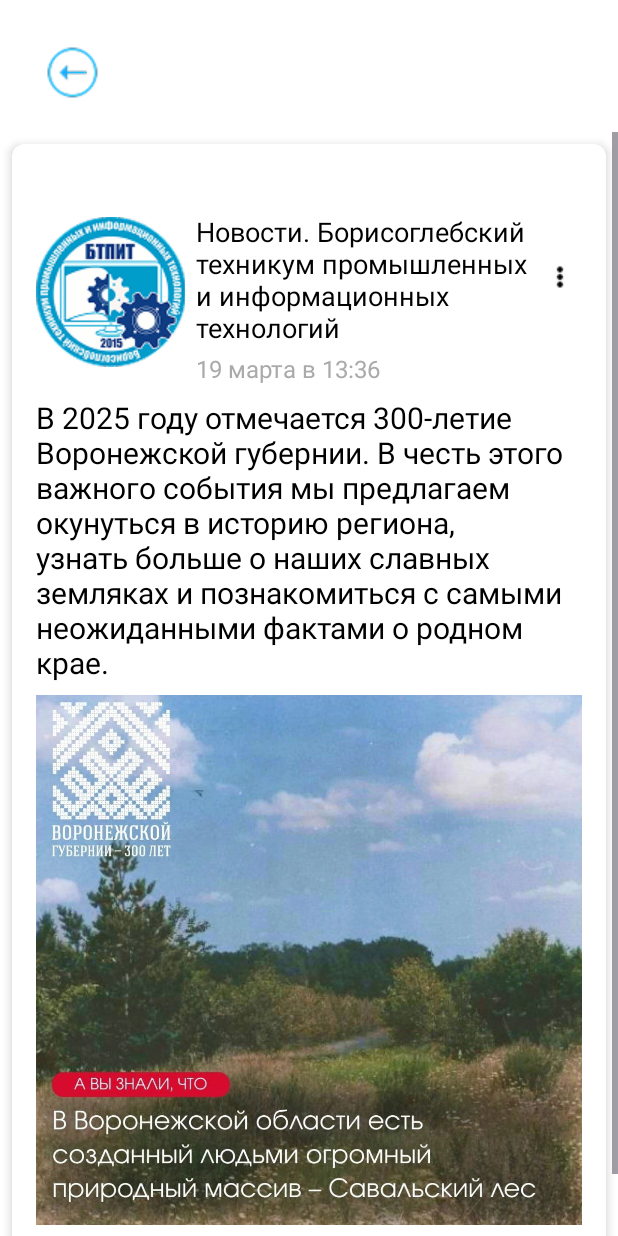
After one commit to LiexeFace/123, an Android app: the PostActivity screen opened directly, with no data from a screen before it, on a phone screen of 412 x 824 dp. The commit adds this screen. Run offline under Robolectric (Android 15) with nearby library versions, the phone set to English and light mode, and no system bars; 1 statement that could not run was skipped.

Commit message:
Отдельное окно

```diff
--- a/app/src/main/AndroidManifest.xml
+++ b/app/src/main/AndroidManifest.xml
@@ -1,6 +1,7 @@
 <?xml version="1.0" encoding="utf-8"?>
 <manifest xmlns:android="http://schemas.android.com/apk/res/android"
-    xmlns:tools="http://schemas.android.com/tools">
+    xmlns:tools="http://schemas.android.com/tools"
+    package="ru.btpit.nmedia">
 
     <application
         android:name=".App"
@@ -27,6 +28,9 @@
             android:exported="true" />
         <activity android:name=".CommunityActivity"
             android:exported="true"/>
+        <activity
+            android:name=".PostActivity"
+            android:exported="false" />
     </application>
 
 </manifest>
--- a/app/src/main/res/layout/activity_community.xml
+++ b/app/src/main/res/layout/activity_community.xml
@@ -2,12 +2,14 @@
 <LinearLayout xmlns:android="http://schemas.android.com/apk/res/android"
     android:layout_width="match_parent"
     android:layout_height="match_parent"
-    android:orientation="vertical">
+    android:orientation="vertical"
+    android:background="@android:color/white">
 
     <FrameLayout
         android:layout_width="match_parent"
         android:layout_height="wrap_content"
-        android:padding="8dp">
+        android:padding="8dp"
+        android:background="@android:color/white">
 
         <ImageView
             android:id="@+id/logo"
--- /dev/null
+++ b/app/src/main/res/layout/activity_post.xml
@@ -0,0 +1,214 @@
+<?xml version="1.0" encoding="utf-8"?>
+<LinearLayout xmlns:android="http://schemas.android.com/apk/res/android"
+    xmlns:app="http://schemas.android.com/apk/res-auto"
+    xmlns:tools="http://schemas.android.com/tools"
+    android:layout_width="match_parent"
+    android:layout_height="match_parent"
+    android:orientation="vertical"
+    android:background="@android:color/white">
+
+    <FrameLayout
+        android:layout_width="match_parent"
+        android:layout_height="wrap_content"
+        android:padding="8dp"
+        android:background="@android:color/white">
+
+        <ImageButton
+            android:id="@+id/backButton"
+            android:layout_width="64dp"
+            android:layout_height="64dp"
+            android:layout_gravity="start|top"
+            android:layout_marginStart="8dp"
+            android:layout_marginTop="8dp"
+            android:background="?attr/selectableItemBackgroundBorderless"
+            android:src="@drawable/back"
+            android:contentDescription="Назад" />
+    </FrameLayout>
+
+    <ScrollView
+        android:layout_width="match_parent"
+        android:layout_height="0dp"
+        android:layout_weight="1">
+
+        <androidx.cardview.widget.CardView
+            android:layout_width="match_parent"
+            android:layout_height="wrap_content"
+            android:layout_margin="8dp"
+            app:cardCornerRadius="8dp"
+            app:cardElevation="4dp">
+
+            <LinearLayout
+                android:layout_width="match_parent"
+                android:layout_height="wrap_content"
+                android:orientation="vertical"
+                android:padding="16dp">
+
+                <LinearLayout
+                    android:layout_width="match_parent"
+                    android:layout_height="wrap_content"
+                    android:gravity="center_vertical"
+                    android:orientation="horizontal">
+
+                    <ImageButton
+                        android:id="@+id/avatar"
+                        android:layout_width="99dp"
+                        android:layout_height="130dp"
+                        android:layout_marginTop="10dp"
+                        android:src="@drawable/logo"
+                        android:background="@android:color/transparent" />
+
+                    <LinearLayout
+                        android:layout_width="0dp"
+                        android:layout_height="wrap_content"
+                        android:layout_weight="1"
+                        android:orientation="vertical">
+
+                        <TextView
+                            android:id="@+id/author_name"
+                            android:layout_width="match_parent"
+                            android:layout_height="wrap_content"
+                            android:layout_marginStart="7dp"
+                            android:layout_marginTop="30dp"
+                            android:text="@string/Новости"
+                            android:textColor="@android:color/black"
+                            android:textSize="18sp"
+                            android:textStyle="normal" />
+
+                        <TextView
+                            android:id="@+id/publication_date"
+                            android:layout_width="wrap_content"
+                            android:layout_height="wrap_content"
+                            android:layout_marginStart="7dp"
+                            android:layout_marginTop="4dp"
+                            android:text="@string/_19_13_36"
+                            android:textColor="@android:color/darker_gray"
+                            android:textSize="16sp" />
+                    </LinearLayout>
+
+                    <ImageButton
+                        android:id="@+id/more_options"
+                        android:layout_width="30dp"
+                        android:layout_height="match_parent"
+                        android:background="?attr/selectableItemBackground"
+                        android:src="@drawable/fri" />
+                </LinearLayout>
+
+                <TextView
+                    android:id="@+id/post_description"
+                    android:layout_width="match_parent"
+                    android:layout_height="wrap_content"
+                    android:layout_marginTop="8dp"
+                    android:text="В 2025 году отмечается 300-летие Воронежской губернии. В честь этого важного события мы предлагаем окунуться в историю региона, узнать больше о наших славных земляках и познакомиться с самыми неожиданными фактами о родном крае."
+                    android:textColor="@android:color/black"
+                    android:textSize="20sp" />
+
+                <ImageView
+                    android:id="@+id/post_image"
+                    android:layout_width="match_parent"
+                    android:layout_height="353dp"
+                    android:layout_marginTop="8dp"
+                    android:scaleType="centerCrop"
+                    android:src="@drawable/novost" />
+
+                <LinearLayout
+                    android:layout_width="match_parent"
+                    android:layout_height="wrap_content"
+                    android:layout_marginTop="8dp"
+                    android:orientation="horizontal">
+
+                    <LinearLayout
+                        android:layout_width="wrap_content"
+                        android:layout_height="wrap_content"
+                        android:orientation="horizontal">
+
+                        <ImageButton
+                            android:id="@+id/like_button"
+                            android:layout_width="36dp"
+                            android:layout_height="match_parent"
+                            android:background="?attr/selectableItemBackground"
+                            android:src="@drawable/like" />
+
+                        <TextView
+                            android:id="@+id/like_count"
+                            android:layout_width="wrap_content"
+                            android:layout_height="wrap_content"
+                            android:layout_marginStart="3dp"
+                            android:text="@string/_52"
+                            android:textColor="@android:color/black"
+                            android:textSize="20sp" />
+                    </LinearLayout>
+
+                    <LinearLayout
+                        android:layout_width="wrap_content"
+                        android:layout_height="wrap_content"
+                        android:layout_marginStart="16dp"
+                        android:orientation="horizontal">
+
+                        <ImageButton
+                            android:id="@+id/comment_button"
+                            android:layout_width="34dp"
+                            android:layout_height="match_parent"
+                            android:background="?attr/selectableItemBackground"
+                            android:src="@drawable/comment" />
+
+                        <TextView
+                            android:id="@+id/comment_count"
+                            android:layout_width="wrap_content"
+                            android:layout_height="wrap_content"
+                            android:layout_marginStart="7dp"
+                            android:text="@string/__52"
+                            android:textColor="@android:color/black"
+                            android:textSize="20sp" />
+                    </LinearLayout>
+
+                    <LinearLayout
+                        android:layout_width="wrap_content"
+                        android:layout_height="wrap_content"
+                        android:layout_marginStart="16dp"
+                        android:orientation="horizontal">
+
+                        <ImageButton
+                            android:id="@+id/share_button"
+                            android:layout_width="36dp"
+                            android:layout_height="match_parent"
+                            android:background="?attr/selectableItemBackground"
+                            android:src="@drawable/repost" />
+
+                        <TextView
+                            android:id="@+id/share_count"
+                            android:layout_width="wrap_content"
+                            android:layout_height="wrap_content"
+                            android:layout_marginStart="3dp"
+                            android:text="@string/___52"
+                            android:textColor="@android:color/black"
+                            android:textSize="20sp" />
+                    </LinearLayout>
+
+                    <LinearLayout
+                        android:layout_width="0dp"
+                        android:layout_height="wrap_content"
+                        android:layout_weight="1"
+                        android:gravity="end"
+                        android:orientation="horizontal">
+
+                        <ImageView
+                            android:id="@+id/view_count_button"
+                            android:layout_width="33dp"
+                            android:layout_height="match_parent"
+                            android:src="@drawable/eye"
+                            tools:ignore="ContentDescription" />
+
+                        <TextView
+                            android:id="@+id/view_count"
+                            android:layout_width="wrap_content"
+                            android:layout_height="wrap_content"
+                            android:layout_marginStart="2dp"
+                            android:text="1300000"
+                            android:textColor="@android:color/black"
+                            android:textSize="20sp" />
+                    </LinearLayout>
+                </LinearLayout>
+            </LinearLayout>
+        </androidx.cardview.widget.CardView>
+    </ScrollView>
+</LinearLayout>
```
Also changed, not shown: app/build.gradle (added, +47 -0 lines), app/src/main/kotlin/ru/btpit/nmedia/CommunityActivity.kt (+64 -6 lines), app/src/main/kotlin/ru/btpit/nmedia/PostActivity.kt (added, +184 -0 lines), app/src/main/kotlin/ru/btpit/nmedia/model/Post.kt (+6 -2 lines), 1 other file.
